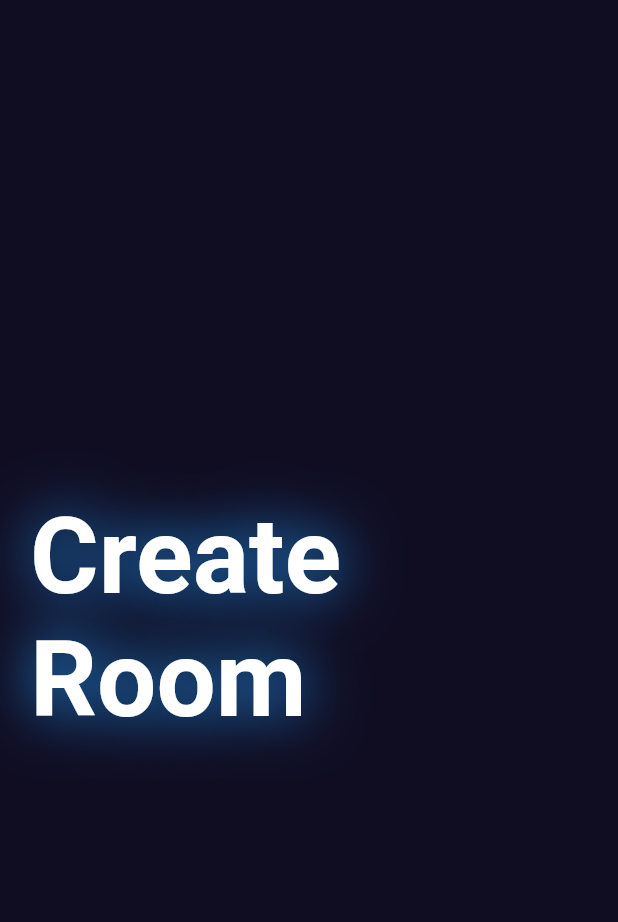
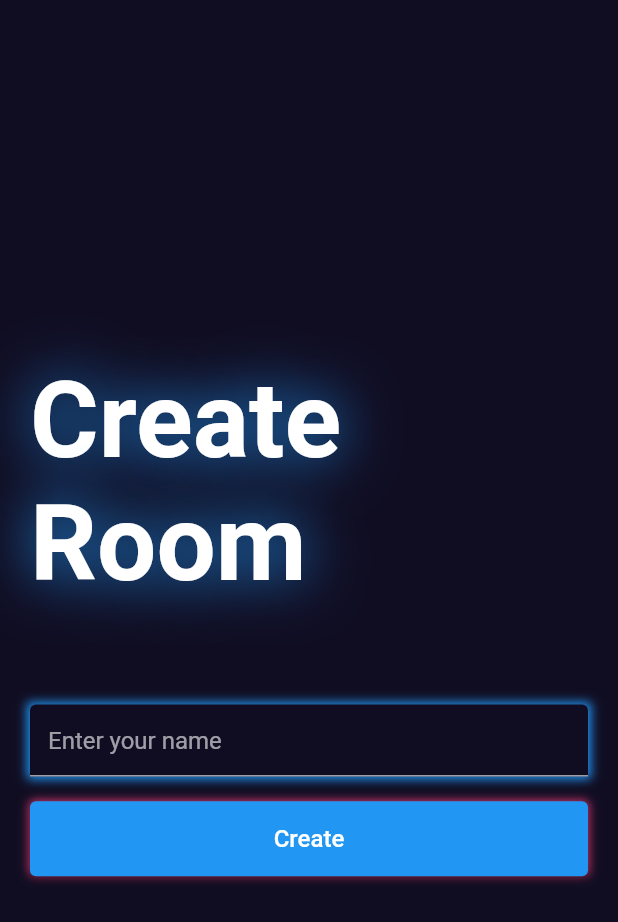
Before and after one commit to AliHaidry/allsolz_project01_tictactoe_game, a Flutter app: the CreateRoomScreen screen opened by its route, on a phone screen of 412 x 824 dp. Shown: the top 922 px of the screen. Run offline on Flutter 3.47's test engine with Material 2 defaults, Android fonts, the phone set to English and light mode, and no system bars.

Commit message:
Code updated.

```diff
--- a/lib/screens/create_room_screen.dart
+++ b/lib/screens/create_room_screen.dart
@@ -1,5 +1,7 @@
 import 'package:flutter/material.dart';
 import 'package:allsolz_tictactoe_game/widgets/custom_text.dart';
+import 'package:allsolz_tictactoe_game/widgets/custom_textfield.dart';
+import 'package:allsolz_tictactoe_game/widgets/custom_button.dart';
 
 class CreateRoomScreen extends StatefulWidget {
   static String routeName = '/create-room';
@@ -10,8 +12,18 @@ class CreateRoomScreen extends StatefulWidget {
 }
 
 class _CreateRoomScreenState extends State<CreateRoomScreen> {
+  final TextEditingController _nameController = TextEditingController();
+
+  @override
+  void dispose() {
+    // TODO: implement dispose
+    super.dispose();
+    _nameController.dispose();
+  }
+
   @override
   Widget build(BuildContext context) {
+    final size = MediaQuery.of(context).size;
     return Scaffold(
       body: Container(
         margin: const EdgeInsets.symmetric(
@@ -27,6 +39,11 @@ class _CreateRoomScreenState extends State<CreateRoomScreen> {
                   color: Colors.blue,
                 ),
               ], text: 'Create Room', fontSize: 70),
+              SizedBox(height: size.height * 0.08),
+              CustomTextField(
+                  controller: _nameController, hintText: 'Enter your name'),
+              SizedBox(height: size.height * 0.02),
+              CustomButton(onTap: () {}, text: 'Create'),
             ]),
       ),
     );
--- /dev/null
+++ b/lib/widgets/custom_textfield.dart
@@ -0,0 +1,33 @@
+import 'package:flutter/material.dart';
+import 'package:allsolz_tictactoe_game/utils/colors.dart';
+
+class CustomTextField extends StatelessWidget {
+  final TextEditingController controller;
+  final String hintText;
+  const CustomTextField(
+      {Key? key, required this.controller, required this.hintText})
+      : super(key: key);
+
+  @override
+  Widget build(BuildContext context) {
+    return Container(
+      decoration: const BoxDecoration(
+        boxShadow: [
+          BoxShadow(
+            color: Colors.blue,
+            blurRadius: 5,
+            spreadRadius: 2,
+          )
+        ],
+      ),
+      child: TextField(
+        controller: controller,
+        decoration: InputDecoration(
+          fillColor: bgColor,
+          filled: true,
+          hintText: hintText,
+        ),
+      ),
+    );
+  }
+}
```
